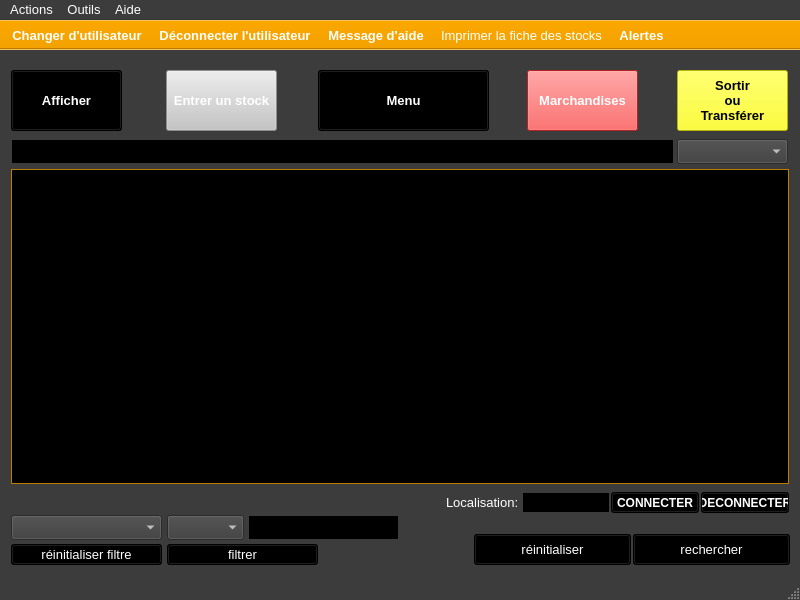
Before: the Qt Designer form ui/yeroth-erp-stocks-window.ui in xnoumbissinoundou/yeroth-erp-3.0, drawn with Qt 5.
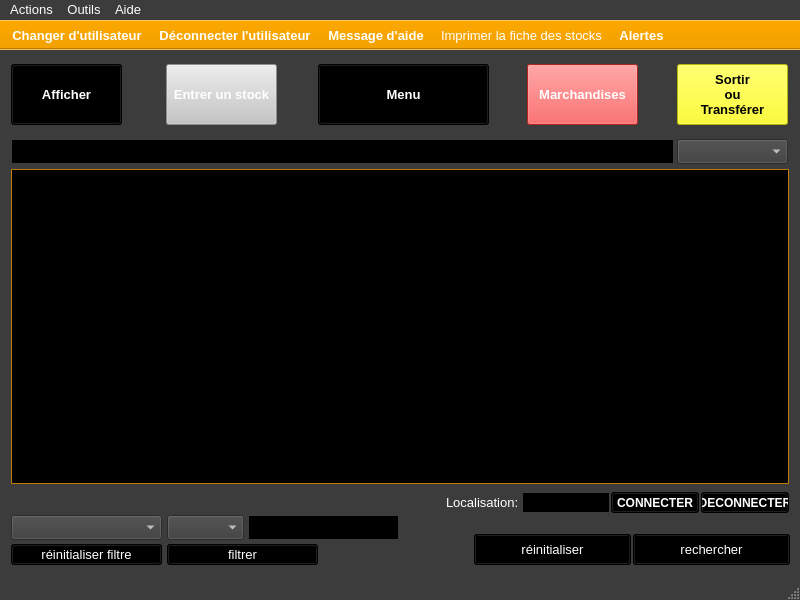
After: the same form once the commit is applied. Icons and pictures are not drawn. Custom widgets are drawn as their Qt base class.

Commit message: On branch master 	modified:   src/windows/yeroth-erp-pointdevente-window.cpp 	modified:   src/windows/yeroth-erp-pointdevente-window.hpp 	modified:   ui/yeroth-erp-achats-window.ui 	modified:   ui/yeroth-erp-admin-window.ui 	modified:   ui/yeroth-erp-alertes-window.ui 	modified:   ui/yeroth-erp-clients-detail-window.ui 	modified:   ui/yeroth-erp-clients-window.ui 	modified:   ui/yeroth-erp-creer-compte-client-window.ui 	modified:   ui/yeroth-erp-marchandises-window.ui 	modified:   ui/yeroth-erp-stocks-window.ui

```diff
--- a/ui/yeroth-erp-stocks-window.ui
+++ b/ui/yeroth-erp-stocks-window.ui
@@ -441,7 +441,7 @@
     <property name="geometry">
      <rect>
       <x>11</x>
-      <y>20</y>
+      <y>14</y>
       <width>111</width>
       <height>61</height>
      </rect>
@@ -876,7 +876,7 @@
     <property name="geometry">
      <rect>
       <x>166</x>
-      <y>20</y>
+      <y>14</y>
       <width>111</width>
       <height>61</height>
      </rect>
@@ -1312,7 +1312,7 @@
     <property name="geometry">
      <rect>
       <x>527</x>
-      <y>20</y>
+      <y>14</y>
       <width>111</width>
       <height>61</height>
      </rect>
@@ -1747,7 +1747,7 @@
     <property name="geometry">
      <rect>
       <x>677</x>
-      <y>20</y>
+      <y>14</y>
       <width>111</width>
       <height>61</height>
      </rect>
@@ -2652,7 +2652,7 @@
     <property name="geometry">
      <rect>
       <x>318</x>
-      <y>20</y>
+      <y>14</y>
       <width>171</width>
       <height>61</height>
      </rect>
```
The commit also changes 9 other files.
